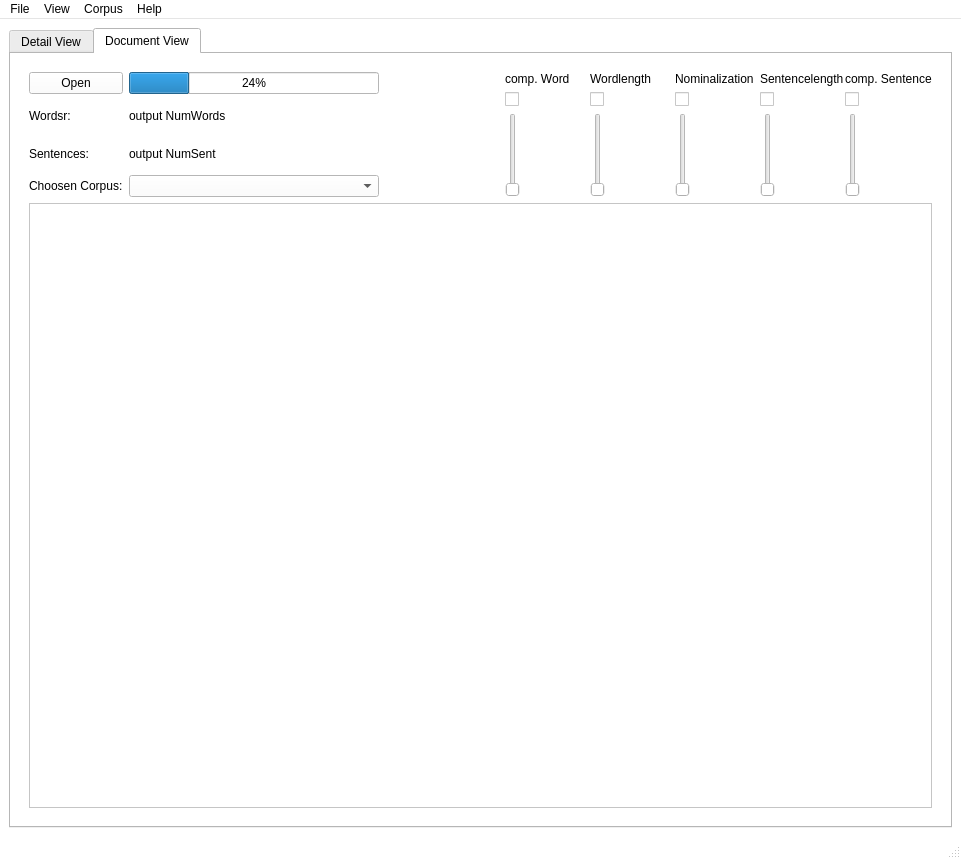
The window that src/ui/ui_files/testview2.ui (Zarnosch/AVaAoMDTV) describes before a commit, drawn with Qt 5.
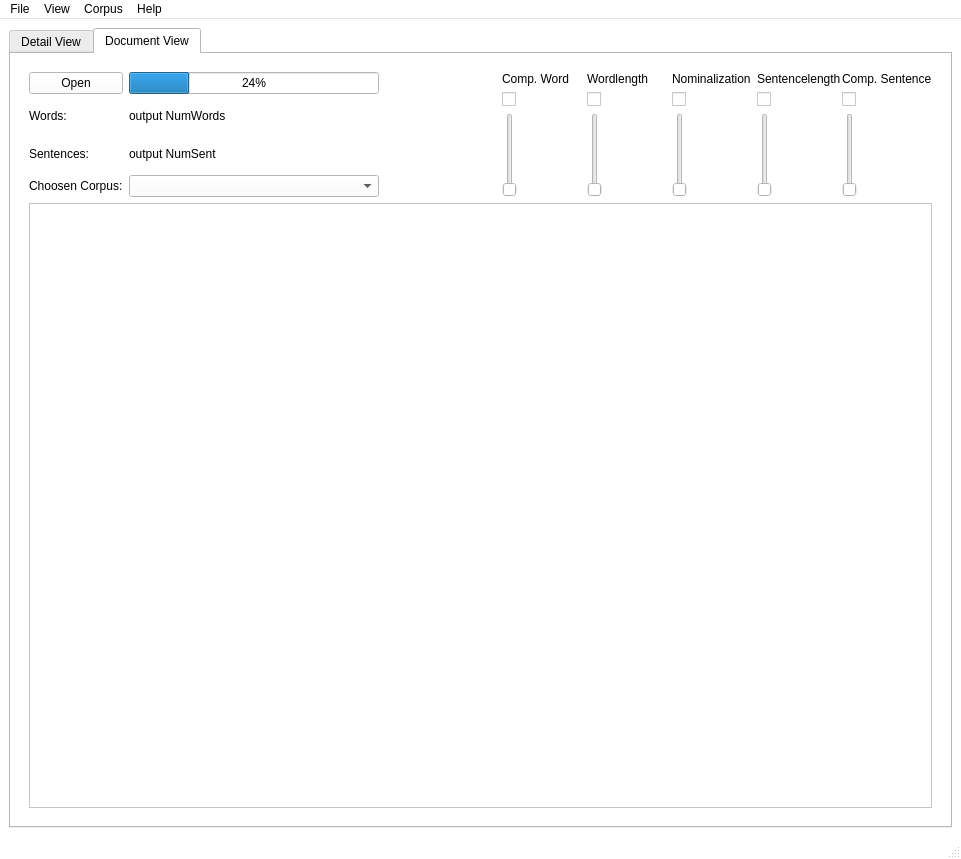
The same window after the commit. The open tabs and pages were chosen to show the change.

Commit message: changed html header to english shortcuts for the view (STRG +Tab / STRG +1 / STRG +2)

```diff
--- a/src/ui/ui_files/testview2.ui
+++ b/src/ui/ui_files/testview2.ui
@@ -632,7 +632,7 @@
                <item row="1" column="0">
                 <widget class="QLabel" name="label_2">
                  <property name="text">
-                  <string>Wordsr:</string>
+                  <string>Words:</string>
                  </property>
                 </widget>
                </item>
@@ -796,7 +796,7 @@
                   </size>
                  </property>
                  <property name="text">
-                  <string>comp. Word</string>
+                  <string>Comp. Word</string>
                  </property>
                 </widget>
                </item>
@@ -815,7 +815,7 @@
                   </size>
                  </property>
                  <property name="text">
-                  <string>comp. Sentence</string>
+                  <string>Comp. Sentence</string>
                  </property>
                 </widget>
                </item>
```
Left out of the diff: 17 changed lines with no effect on the pictures. The commit also changes 3 other files.
